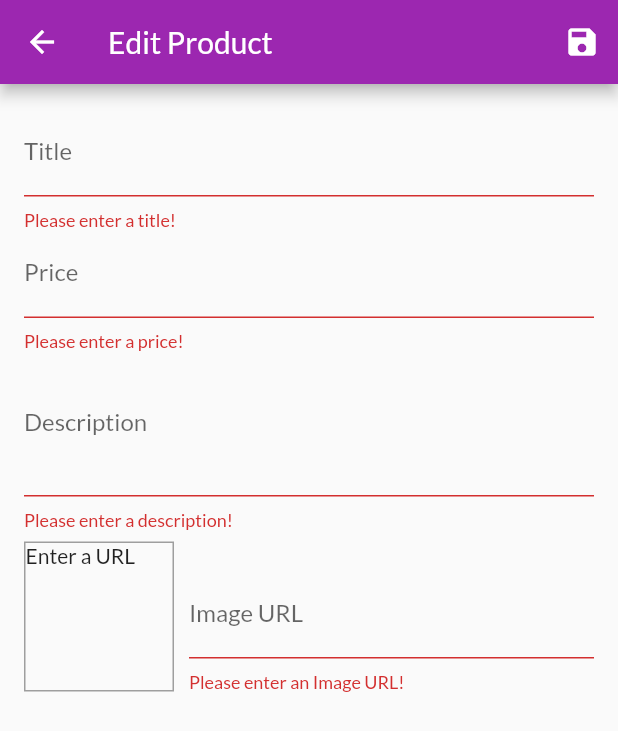
After one commit to AlmirJusic/shop_app_flutter, a Flutter app: the EditProductScreen screen opened by its route, after a tap on the "save" icon, on a phone screen of 412 x 824 dp. The commit adds this screen. Shown: the top 731 px of the screen. Run offline on Flutter 3.47's test engine with Material 2 defaults, Android fonts, the phone set to English and light mode, and no system bars; network calls fail.

Commit message:
crud forma, validacija

```diff
--- a/lib/main.dart
+++ b/lib/main.dart
@@ -5,6 +5,8 @@ import './screens/orders_screen.dart';
 import './screens/cart_screen.dart';
 import './screens/products_overview_screen.dart';
 import './screens/product_detail_screen.dart';
+import './screens/user_products_screen.dart';
+import './screens/edit_product_screen.dart';
 
 import './providers/products.dart';
 import './providers/cart.dart';
@@ -39,6 +41,8 @@ class MyApp extends StatelessWidget {
             ProductDetailScreen.routeName: (ctx) => const ProductDetailScreen(),
             CartScreen.routeName: (ctx) => const CartScreen(),
             OredersScreen.routeName: (ctx) => const OredersScreen(),
+            UserProductsScreen.routeName: (ctx) => const UserProductsScreen(),
+            EditProductScreen.routeName: (ctx) => const EditProductScreen(),
           }),
     );
   }
--- a/lib/providers/products.dart
+++ b/lib/providers/products.dart
@@ -65,8 +65,32 @@ class Products with ChangeNotifier {
   //   notifyListeners();
   // }
 
-  void addProduct() {
-    //_items.add(value);
+  void addProduct(Product product) {
+    final newProduct = Product(
+      id: DateTime.now().toString(),
+      title: product.title,
+      description: product.description,
+      price: product.price,
+      imageUrl: product.imageUrl,
+    );
+
+    _items.add(newProduct);
+    notifyListeners();
+  }
+
+  void updateProduct(String id, Product newProduct) {
+    final productIndex = _items.indexWhere((product) => product.id == id);
+
+    if (productIndex >= 0) {
+      _items[productIndex] = newProduct;
+      notifyListeners();
+    } else {
+      print('...');
+    }
+  }
+
+  void deleteProduct(String id) {
+    _items.removeWhere((element) => element.id == id);
     notifyListeners();
   }
 }
--- /dev/null
+++ b/lib/screens/edit_product_screen.dart
@@ -0,0 +1,267 @@
+import 'package:flutter/material.dart';
+import 'package:provider/provider.dart';
+import '../providers/product.dart';
+import '../providers/products.dart';
+
+class EditProductScreen extends StatefulWidget {
+  static const routeName = '/edit-product';
+  const EditProductScreen({super.key});
+
+  @override
+  State<EditProductScreen> createState() => _EditProductScreenState();
+}
+
+class _EditProductScreenState extends State<EditProductScreen> {
+  final _priceFocusNode = FocusNode();
+  final _descriptionFocusNode = FocusNode();
+  final _imageUrlController = TextEditingController();
+  final _imageUrlFocusNode = FocusNode();
+  final _form = GlobalKey<FormState>();
+  var _editedProduct = Product(
+    id: '',
+    title: '',
+    description: '',
+    price: 0,
+    imageUrl: '',
+  );
+
+  var _initValues = {
+    'title': '',
+    'description': '',
+    'price': '',
+    'imageUrl': '',
+  };
+  var _isInit = true;
+  @override
+  void initState() {
+    _imageUrlFocusNode.addListener(_updateImageUrl);
+    super.initState();
+  }
+
+  @override
+  void didChangeDependencies() {
+    if (_isInit) {
+      final productId = ModalRoute.of(context)!.settings.arguments as String?;
+      if (productId != null) {
+        _editedProduct =
+            Provider.of<Products>(context, listen: false).findById(productId);
+        _initValues = {
+          'title': _editedProduct.title,
+          'description': _editedProduct.description,
+          'price': _editedProduct.price.toString(),
+          'imageUrl': '',
+        };
+        _imageUrlController.text = _editedProduct.imageUrl;
+      }
+    }
+    _isInit = false;
+    super.didChangeDependencies();
+  }
+
+  @override
+  void dispose() {
+    _imageUrlFocusNode.removeListener(_updateImageUrl);
+    _priceFocusNode.dispose();
+    _descriptionFocusNode.dispose();
+    _imageUrlController.dispose();
+    _imageUrlFocusNode.dispose();
+    super.dispose();
+  }
+
+  void _updateImageUrl() {
+    if (!_imageUrlFocusNode.hasFocus) {
+      if ((!_imageUrlController.text.startsWith('http') &&
+              !_imageUrlController.text.startsWith('https')) ||
+          (!_imageUrlController.text.endsWith('.png') &&
+              !_imageUrlController.text.endsWith('.jpg') &&
+              !_imageUrlController.text.endsWith('.jpeg'))) {
+        return;
+      }
+      setState(() {});
+    }
+  }
+
+  void _saveForm() {
+    final isValid = _form.currentState!.validate();
+
+    if (!isValid) {
+      return;
+    }
+    _form.currentState!.save();
+
+    if (_editedProduct.id != '') {
+      Provider.of<Products>(context, listen: false)
+          .updateProduct(_editedProduct.id, _editedProduct);
+    } else {
+      Provider.of<Products>(context, listen: false).addProduct(_editedProduct);
+    }
+    Navigator.of(context).pop();
+  }
+
+  @override
+  Widget build(BuildContext context) {
+    return Scaffold(
+      appBar: AppBar(
+        title: const Text('Edit Product'),
+        actions: [
+          IconButton(
+            onPressed: _saveForm,
+            icon: const Icon(Icons.save),
+          ),
+        ],
+      ),
+      body: Padding(
+        padding: const EdgeInsets.all(16.0),
+        child: Form(
+          key: _form,
+          child: ListView(
+            children: [
+              TextFormField(
+                initialValue: _initValues['title'],
+                decoration: const InputDecoration(labelText: 'Title'),
+                textInputAction: TextInputAction.next,
+                onFieldSubmitted: (_) {
+                  FocusScope.of(context).requestFocus(_priceFocusNode);
+                },
+                validator: (value) {
+                  if (value!.isEmpty) {
+                    return 'Please enter a title!';
+                  }
+                  return null;
+                },
+                onSaved: (newValue) {
+                  _editedProduct = Product(
+                    title: newValue!,
+                    price: _editedProduct.price,
+                    description: _editedProduct.description,
+                    id: _editedProduct.id,
+                    imageUrl: _editedProduct.imageUrl,
+                    isFavorite: _editedProduct.isFavorite,
+                  );
+                },
+              ),
+              TextFormField(
+                initialValue: _initValues['price'],
+                decoration: const InputDecoration(labelText: 'Price'),
+                textInputAction: TextInputAction.next,
+                keyboardType: TextInputType.number,
+                focusNode: _priceFocusNode,
+                onFieldSubmitted: (_) {
+                  FocusScope.of(context).requestFocus(_descriptionFocusNode);
+                },
+                validator: (value) {
+                  if (value!.isEmpty) {
+                    return 'Please enter a price!';
+                  }
+                  if (double.tryParse(value) == null) {
+                    return 'Please enter a valid number!';
+                  }
+                  if (double.parse(value) <= 0) {
+                    return 'Please enter a number greater than zero!';
+                  }
+                  return null;
+                },
+                onSaved: (newValue) {
+                  _editedProduct = Product(
+                    title: _editedProduct.title,
+                    price: double.parse(newValue!),
+                    description: _editedProduct.description,
+                    id: _editedProduct.id,
+                    imageUrl: _editedProduct.imageUrl,
+                    isFavorite: _editedProduct.isFavorite,
+                  );
+                },
+              ),
+              TextFormField(
+                initialValue: _initValues['description'],
+                decoration: const InputDecoration(labelText: 'Description'),
+                maxLines: 3,
+                keyboardType: TextInputType.multiline,
+                focusNode: _descriptionFocusNode,
+                validator: (value) {
+                  if (value!.isEmpty) {
+                    return 'Please enter a description!';
+                  }
+                  if (value.length < 10) {
+                    return 'Enter at least 10 characters!';
+                  }
+                  return null;
+                },
+                onSaved: (newValue) {
+                  _editedProduct = Product(
+                    title: _editedProduct.title,
+                    price: _editedProduct.price,
+                    description: newValue!,
+                    id: _editedProduct.id,
+                    imageUrl: _editedProduct.imageUrl,
+                    isFavorite: _editedProduct.isFavorite,
+                  );
+                },
+              ),
+              Row(
+                crossAxisAlignment: CrossAxisAlignment.end,
+                children: [
+                  Container(
+                    width: 100,
+                    height: 100,
+                    margin: const EdgeInsets.only(top: 8, right: 10),
+                    decoration: BoxDecoration(
+                      border: Border.all(width: 1, color: Colors.grey),
+                    ),
+                    child: _imageUrlController.text.isEmpty
+                        ? const Text('Enter a URL')
+                        : FittedBox(
+                            child: Image.network(
+                              _imageUrlController.text,
+                              fit: BoxFit.cover,
+                            ),
+                          ),
+                  ),
+                  Expanded(
+                    child: TextFormField(
+                      decoration: const InputDecoration(labelText: 'Image URL'),
+                      keyboardType: TextInputType.url,
+                      textInputAction: TextInputAction.done,
+                      controller: _imageUrlController,
+                      focusNode: _imageUrlFocusNode,
+                      onEditingComplete: () {
+                        setState(() {});
+                      },
+                      onFieldSubmitted: (_) {
+                        _saveForm();
+                      },
+                      validator: (value) {
+                        if (value!.isEmpty) {
+                          return 'Please enter an Image URL!';
+                        }
+                        if (!value.startsWith('http') &&
+                            !value.startsWith('https')) {
+                          return 'Please enter a valid URL !';
+                        }
+                        if (!value.endsWith('.png') &&
+                            !value.endsWith('.jpg') &&
+                            !value.endsWith('.jpeg')) {
+                          return 'Please enter a valid image URL!';
+                        }
+                        return null;
+                      },
+                      onSaved: (newValue) {
+                        _editedProduct = Product(
+                            title: _editedProduct.title,
+                            price: _editedProduct.price,
+                            description: _editedProduct.description,
+                            id: _editedProduct.id,
+                            imageUrl: newValue!,
+                            isFavorite: _editedProduct.isFavorite);
+                      },
+                    ),
+                  ),
+                ],
+              )
+            ],
+          ),
+        ),
+      ),
+    );
+  }
+}
--- a/lib/widgets/app_drawer.dart
+++ b/lib/widgets/app_drawer.dart
@@ -1,5 +1,6 @@
 import 'package:flutter/material.dart';
 
+import '../screens/user_products_screen.dart';
 import '../screens/orders_screen.dart';
 
 class AppDrawer extends StatelessWidget {
@@ -31,6 +32,15 @@ class AppDrawer extends StatelessWidget {
                   .pushReplacementNamed(OredersScreen.routeName);
             },
           ),
+          const Divider(),
+          ListTile(
+            leading: const Icon(Icons.edit),
+            title: const Text('Manage products'),
+            onTap: () {
+              Navigator.of(context)
+                  .pushReplacementNamed(UserProductsScreen.routeName);
+            },
+          ),
         ],
       ),
     );
```
Also changed, not shown: lib/screens/user_products_screen.dart (added, +47 -0 lines), lib/widgets/user_product_item.dart (added, +67 -0 lines).
